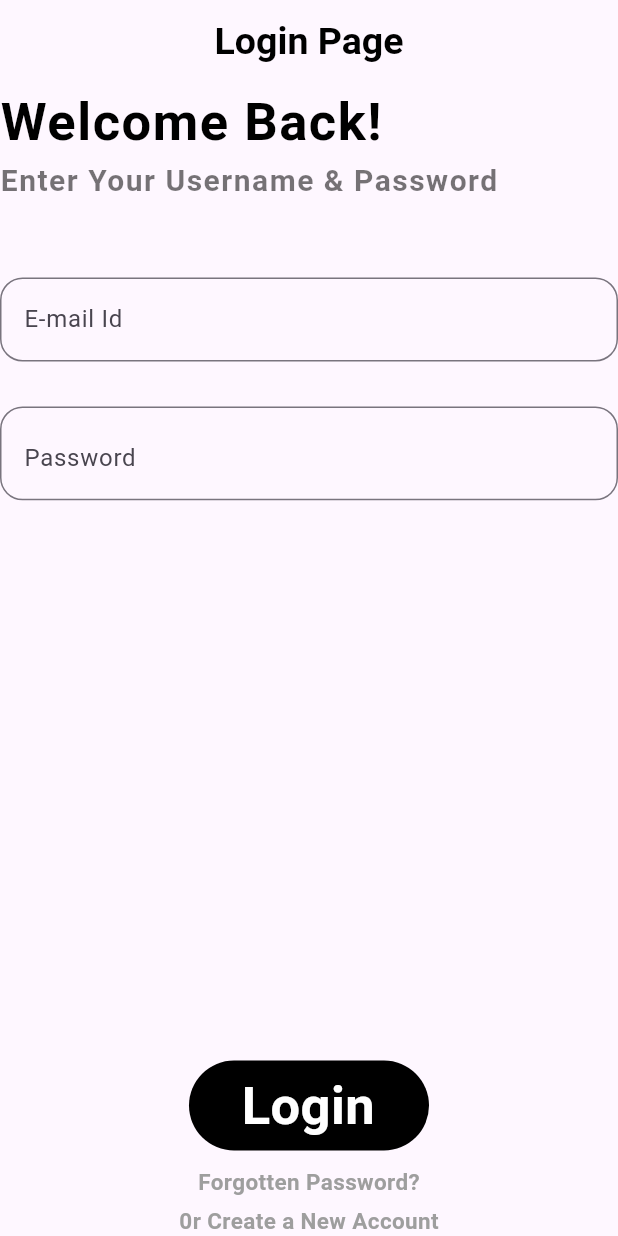
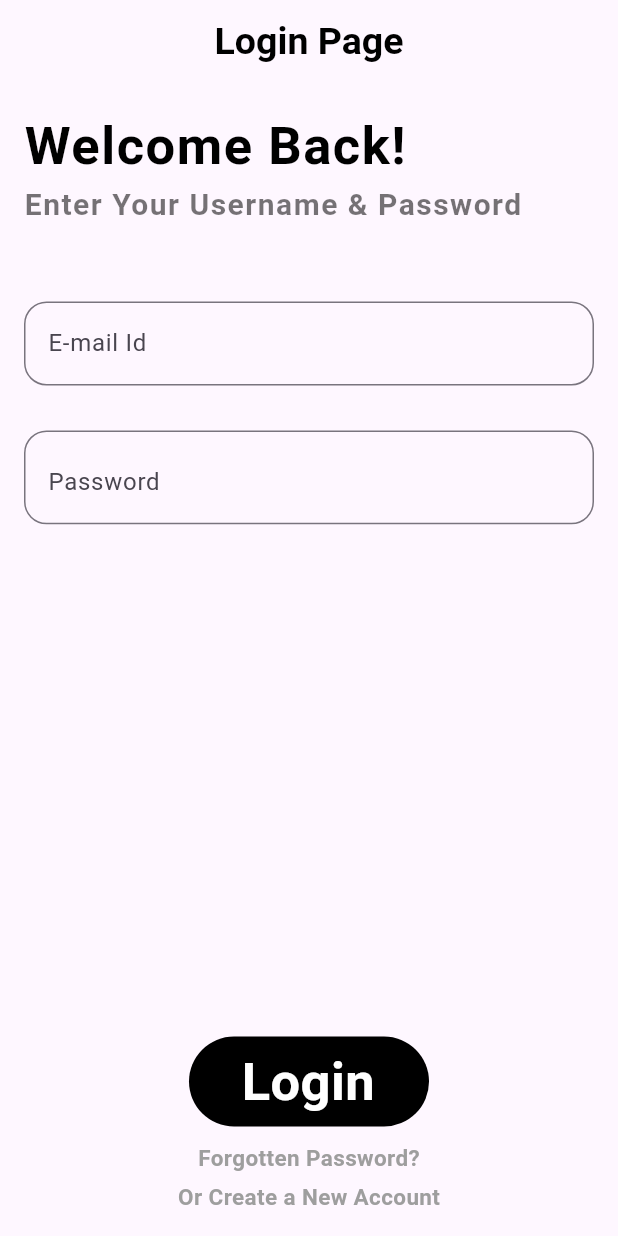
Before and after one commit to Rajputniraj6983/validation_api_calling_getx, a Flutter app: the screen it shows after launch, on a phone screen of 412 x 824 dp. Run offline on Flutter 3.47's test engine with Material 3 defaults, Android fonts, the phone set to English and light mode, and no system bars; our stand-ins replace get.

Commit message:
21-07-2024

```diff
--- a/lib/controller/api_sevices.dart
+++ b/lib/controller/api_sevices.dart
@@ -10,7 +10,6 @@ class ApiServices {
     Response response = await http.get(uri);
     if(response.statusCode==200)
     {
-      print("------------api called--------------------");
       return response.body;
     }
     return null;
--- a/lib/view/Screen/Login_page.dart
+++ b/lib/view/Screen/Login_page.dart
@@ -2,8 +2,16 @@ import 'package:flutter/material.dart';
 import 'package:get/get.dart';
 import 'package:validation_api_calling_getx/view/Screen/Home_screen.dart';
 
-class LoginPage extends StatelessWidget {
+class LoginPage extends StatefulWidget {
   const LoginPage({super.key});
+
+  @override
+  _LoginPageState createState() => _LoginPageState();
+}
+class _LoginPageState extends State<LoginPage> {
+  final _formKey = GlobalKey<FormState>();
+  final _emailController = TextEditingController();
+  final _passwordController = TextEditingController();
 
   @override
   Widget build(BuildContext context) {
@@ -13,10 +21,18 @@ class LoginPage extends StatelessWidget {
           child: const Text(
             'Login Page',
             style: TextStyle(
-              color: Colors.black, fontWeight: FontWeight.bold, fontSize: 25),
-        )),
+              color: Colors.black,
+              fontWeight: FontWeight.bold,
+              fontSize: 25,
             ),
-      body: Column(
+          ),
+        ),
+      ),
+      body: Form(
+        key: _formKey,
+        child: Padding(
+          padding: const EdgeInsets.all(16.0),
+          child: Column(
             crossAxisAlignment: CrossAxisAlignment.start,
             children: [
               Text(
@@ -25,7 +41,8 @@ class LoginPage extends StatelessWidget {
                   color: Colors.black,
                   fontSize: 35,
                   fontWeight: FontWeight.bold,
-                letterSpacing: 1),
+                  letterSpacing: 1,
+                ),
               ),
               Text(
                 'Enter Your Username & Password',
@@ -33,54 +50,102 @@ class LoginPage extends StatelessWidget {
                   color: Colors.black54,
                   fontSize: 20,
                   fontWeight: FontWeight.bold,
-                letterSpacing: 1),
+                  letterSpacing: 1,
+                ),
               ),
               SizedBox(height: 50),
-          TextField(
+              TextFormField(
+                controller: _emailController,
                 decoration: InputDecoration(
                   hintText: 'E-mail Id',
                   border: OutlineInputBorder(
                     borderRadius: BorderRadius.circular(15),
                   ),
                 ),
+                validator: (value) {
+                  if (value == null || value.isEmpty) {
+                    return 'Please enter your email';
+                  } else if (!RegExp(
+                      r'^[^@]+@[^@]+\.[^@]+').hasMatch(value)) {
+                    return 'Please enter a valid email';
+                  }
+                  return null;
+                },
               ),
               SizedBox(height: 30),
-          TextField(
-            decoration: InputDecoration(suffix: Icon(Icons.remove_red_eye_outlined,color: Colors.black),
+              TextFormField(
+                controller: _passwordController,
+                obscureText: true,
+                decoration: InputDecoration(
+                  suffix: Icon(Icons.remove_red_eye_outlined, color: Colors.black),
                   hintText: 'Password',
                   border: OutlineInputBorder(
                     borderRadius: BorderRadius.circular(15),
                   ),
                 ),
+                validator: (value) {
+                  if (value == null || value.isEmpty) {
+                    return 'Please enter your password';
+                  } else if (value.length < 6) {
+                    return 'Password must be at least 6 characters long';
+                  }
+                  return null;
+                },
               ),
               Spacer(),
               Center(
-            child: InkWell(onTap: () {
-              Get.to(HomeScreen(),transition: Transition.upToDown);
+                child: InkWell(
+                  onTap: () {
+                    if (_formKey.currentState!.validate()) {
+                      Get.to(HomeScreen(), transition: Transition.upToDown);
+                    }
                   },
                   child: Container(
                     height: 60,
                     width: 160,
                     child: Padding(
-                  padding: const EdgeInsets.only(top: 5,left: 35),
+                      padding: const EdgeInsets.only(top: 5, left: 35),
                       child: Text(
                         'Login',
                         style: TextStyle(
                           color: Colors.white,
                           fontWeight: FontWeight.bold,
-                        fontSize: 35),
+                          fontSize: 35,
+                        ),
                       ),
                     ),
                     decoration: BoxDecoration(
                       borderRadius: BorderRadius.circular(30),
-                    color: Colors.black),
+                      color: Colors.black,
                     ),
                   ),
-          ),SizedBox(height: 10),
-          Center(child: Text('Forgotten Password?',style: TextStyle(color: Colors.grey,fontSize: 15,fontWeight: FontWeight.bold),),),
+                ),
+              ),
+              SizedBox(height: 10),
+              Center(
+                child: Text(
+                  'Forgotten Password?',
+                  style: TextStyle(
+                    color: Colors.grey,
+                    fontSize: 15,
+                    fontWeight: FontWeight.bold,
+                  ),
+                ),
+              ),
               SizedBox(height: 5),
-          Center(child: Text('0r Create a New Account',style: TextStyle(color: Colors.grey,fontSize: 15,fontWeight: FontWeight.bold),),),
+              Center(
+                child: Text(
+                  'Or Create a New Account',
+                  style: TextStyle(
+                    color: Colors.grey,
+                    fontSize: 15,
+                    fontWeight: FontWeight.bold,
+                  ),
+                ),
+              ),
             ],
+          ),
+        ),
       ),
     );
   }
```
Also changed, not shown: lib/controller/api_controller.dart (+0 -21 lines), lib/view/Screen/Home_screen.dart (+4 -67 lines). Lines whose indentation alone changed are shown as unchanged.
